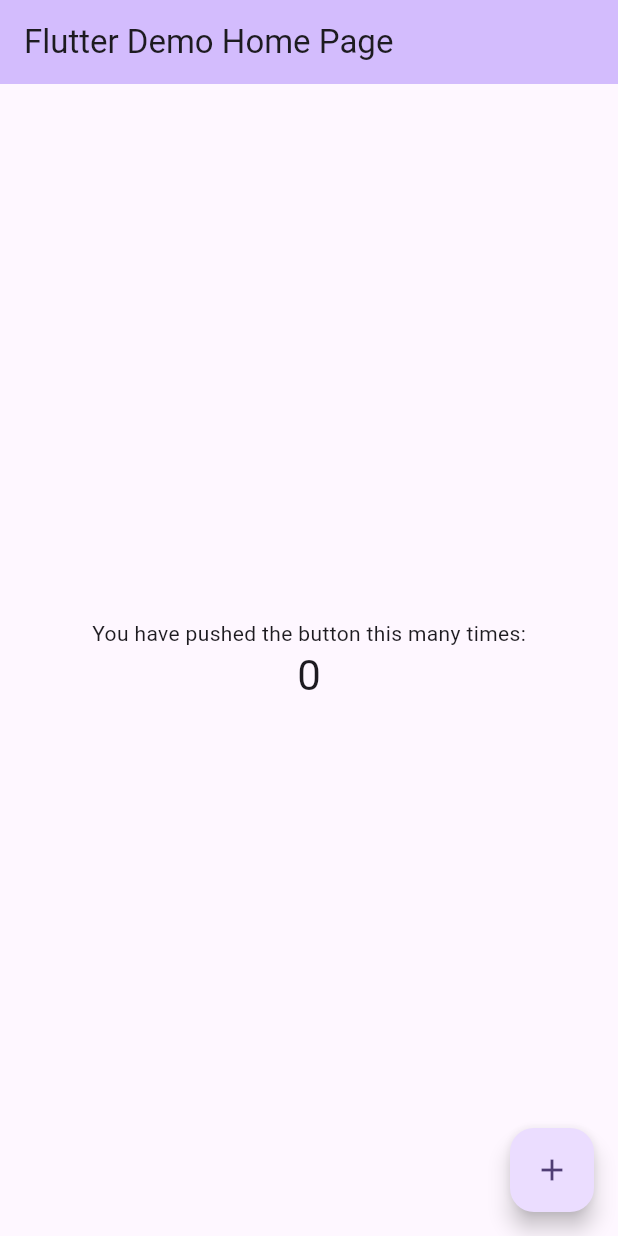
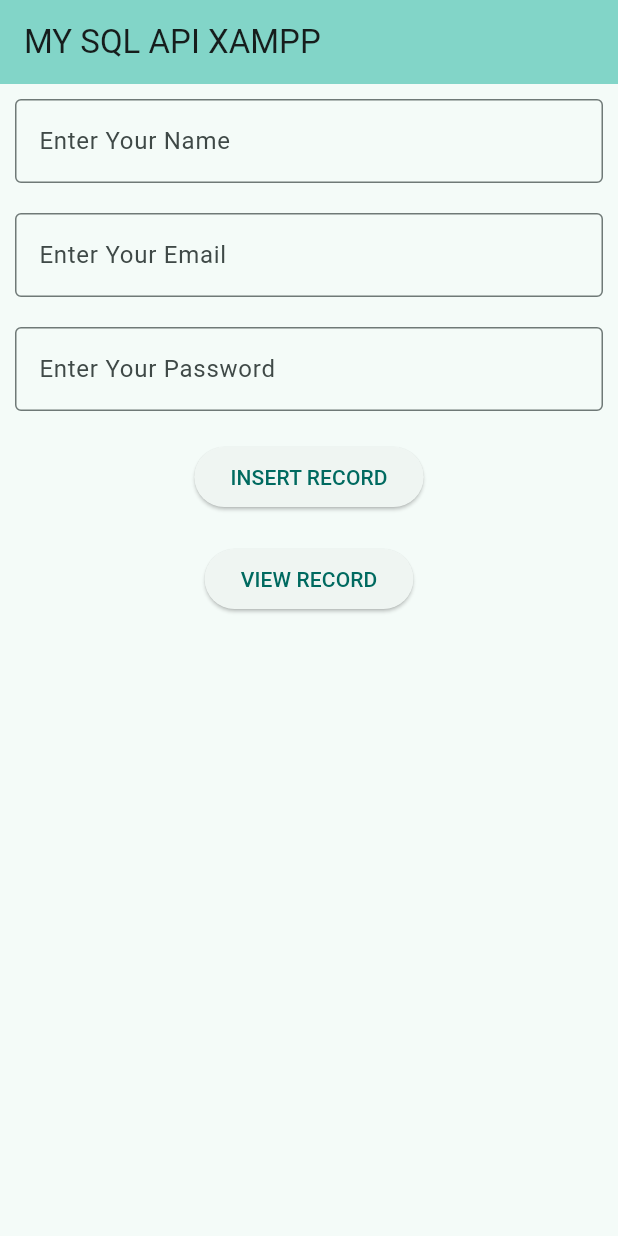
Before and after one commit to qaisershameer/dart_php_mysql_api, a Flutter app: the screen it shows after launch, on a phone screen of 412 x 824 dp. Run offline on Flutter 3.47's test engine with Material 3 defaults, Android fonts, the phone set to English and light mode, and no system bars.

Commit message:
21 Sep Softagics

```diff
--- a/lib/main.dart
+++ b/lib/main.dart
@@ -1,4 +1,7 @@
+import 'dart:convert';
 import 'package:flutter/material.dart';
+import 'package:http/http.dart' as http;
+import 'package:account/view_data.dart';
 
 void main() {
   runApp(const MyApp());
@@ -7,119 +10,124 @@ void main() {
 class MyApp extends StatelessWidget {
   const MyApp({super.key});
 
-  // This widget is the root of your application.
   @override
   Widget build(BuildContext context) {
     return MaterialApp(
-      title: 'Flutter Demo',
+      title: 'MY SQL API',
       theme: ThemeData(
-        // This is the theme of your application.
-        //
-        // TRY THIS: Try running your application with "flutter run". You'll see
-        // the application has a purple toolbar. Then, without quitting the app,             adfadsf      adfadsfad
-        // try changing the seedColor in the colorScheme below to Colors.green
-        // and then invoke "hot reload" (save your changes or press the "hot
-        // reload" button in a Flutter-supported IDE, or press "r" if you used
-        // the command line to start the app).
-        //
-        // Notice that the counter didn't reset back to zero; the application
-        // state is not lost during the reload. To reset the state, use hot
-        // restart instead.
-        //
-        // This works for code too, not just values: Most code changes can be
-        // tested with just a hot reload.
-        colorScheme: ColorScheme.fromSeed(seedColor: Colors.deepPurple),
+        colorScheme: ColorScheme.fromSeed(seedColor: Colors.teal),
         useMaterial3: true,
       ),
-      home: const MyHomePage(title: 'Flutter Demo Home Page'),
+      home: const MyHomePage(title: 'MY SQL API XAMPP'),
     );
   }
 }
 
 class MyHomePage extends StatefulWidget {
   const MyHomePage({super.key, required this.title});
-
-  // This widget is the home page of your application. It is stateful, meaning
-  // that it has a State object (defined below) that contains fields that affect
-  // how it looks.
-
-  // This class is the configuration for the state. It holds the values (in this
-  // case the title) provided by the parent (in this case the App widget) and
-  // used by the build method of the State. Fields in a Widget subclass are
-  // always marked "final".
-
   final String title;
-
   @override
   State<MyHomePage> createState() => _MyHomePageState();
 }
 
 class _MyHomePageState extends State<MyHomePage> {
-  int _counter = 0;
 
-  void _incrementCounter() {
-    setState(() {
-      // This call to setState tells the Flutter framework that something has
-      // changed in this State, which causes it to rerun the build method below
-      // so that the display can reflect the updated values. If we changed
-      // _counter without calling setState(), then the build method would not be
-      // called again, and so nothing would appear to happen.
-      _counter++;
-    });
+  TextEditingController txtName = TextEditingController();
+  TextEditingController txtEmail = TextEditingController();
+  TextEditingController txtPwd = TextEditingController();
+
+
+  Future<void> insertRecord() async {
+    if(txtName.text != '' || txtEmail.text != '' || txtPwd.text != '') {
+
+      // cmd ipconfig check your local ip address: 192.168.1.19
+      String url = 'http://192.168.1.19/accounts_api/insert_record.php';
+
+      try {
+        var resource = await http.post(Uri.parse(url), body: {
+          'name': txtName.text,
+          'email': txtEmail.text,
+          'pwd': txtPwd.text,
+        });
+
+        print(resource.body);
+
+        var response = jsonDecode(resource.body);
+        if (response['success'] == 'true'){
+          print('record inserted');
+          txtName.text = '';
+          txtEmail.text = '';
+          txtPwd.text = '';
+        } else {
+          print('some error while inserting record');
+        }
+
+      }
+      catch (e) {
+        print(e);
+      }
+    } else {
+      print('please fill your data');
+    }
   }
 
   @override
   Widget build(BuildContext context) {
-    // This method is rerun every time setState is called, for instance as done
-    // by the _incrementCounter method above.
-    //
-    // The Flutter framework has been optimized to make rerunning build methods
-    // fast, so that you can just rebuild anything that needs updating rather
-    // than having to individually change instances of widgets.
     return Scaffold(
       appBar: AppBar(
-        // TRY THIS: Try changing the color here to a specific color (to
-        // Colors.amber, perhaps?) and trigger a hot reload to see the AppBar
-        // change color while the other colors stay the same.
         backgroundColor: Theme.of(context).colorScheme.inversePrimary,
-        // Here we take the value from the MyHomePage object that was created by
-        // the App.build method, and use it to set our appbar title.
         title: Text(widget.title),
       ),
       body: Center(
-        // Center is a layout widget. It takes a single child and positions it
-        // in the middle of the parent.
         child: Column(
-          // Column is also a layout widget. It takes a list of children and
-          // arranges them vertically. By default, it sizes itself to fit its
-          // children horizontally, and tries to be as tall as its parent.
-          //
-          // Column has various properties to control how it sizes itself and
-          // how it positions its children. Here we use mainAxisAlignment to
-          // center the children vertically; the main axis here is the vertical
-          // axis because Columns are vertical (the cross axis would be
-          // horizontal).
-          //
-          // TRY THIS: Invoke "debug painting" (choose the "Toggle Debug Paint"
-          // action in the IDE, or press "p" in the console), to see the
-          // wireframe for each widget.
-          mainAxisAlignment: MainAxisAlignment.center,
+          mainAxisAlignment: MainAxisAlignment.start,
           children: <Widget>[
-            const Text(
-              'You have pushed the button this many times:',
+            Container(
+              margin: const EdgeInsets.all(10),
+              child: TextFormField(
+                controller: txtName,
+              decoration: const InputDecoration(
+                border: OutlineInputBorder(),
+                label: Text('Enter Your Name'),
+              ),
             ),
-            Text(
-              '$_counter',
-              style: Theme.of(context).textTheme.headlineMedium,
+            ),
+            Container(
+              margin: const EdgeInsets.all(10),
+              child: TextFormField(
+                controller: txtEmail,
+              decoration: const InputDecoration(
+                border: OutlineInputBorder(),
+                label: Text('Enter Your Email'),
+              ),
+            ),
+            ),
+            Container(
+              margin: const EdgeInsets.all(10),
+              child: TextFormField(
+                controller: txtPwd,
+              decoration: const InputDecoration(
+                border: OutlineInputBorder(),
+                label: Text('Enter Your Password'),
+              ),
+            ),
+            ),
+            Container(
+              margin: const EdgeInsets.all(10),
+              child: ElevatedButton(onPressed: (){
+                insertRecord();
+              }, child: const Text('INSERT RECORD'),),
+            ),
+            Container(
+              margin: const EdgeInsets.all(10),
+              child: ElevatedButton(onPressed: (){
+                Navigator.push(context, MaterialPageRoute(builder: (context) => const ViewData()));
+
+              }, child: const Text('VIEW RECORD'),),
             ),
           ],
         ),
       ),
-      floatingActionButton: FloatingActionButton(
-        onPressed: _incrementCounter,
-        tooltip: 'Increment',
-        child: const Icon(Icons.add),
-      ), // This trailing comma makes auto-formatting nicer for build methods.
     );
   }
 }
```
Also changed, not shown: lib/view_data.dart (added, +59 -0 lines), pubspec.yaml (+8 -7 lines), 1 other file.
